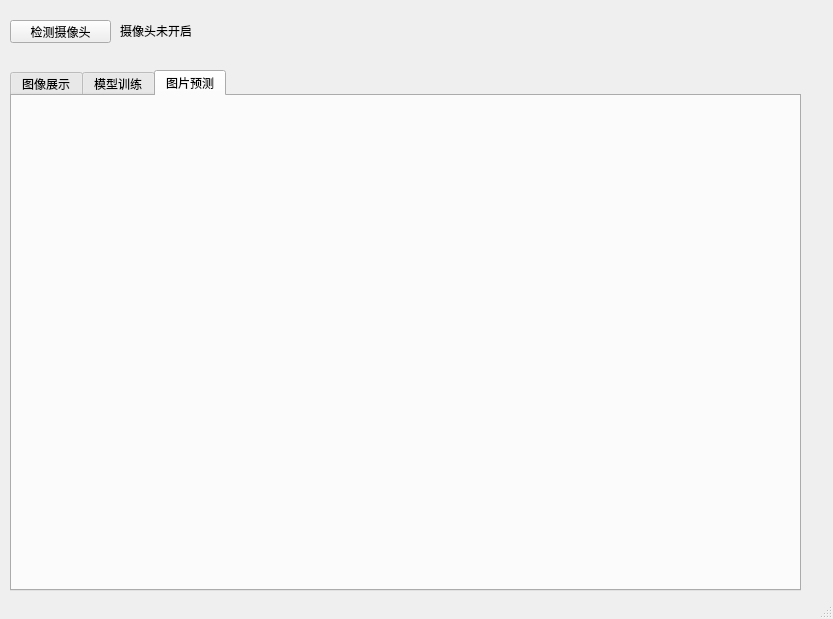
Qt form ui/Microbial.ui (banniford/Microbial-identification) before a commit.
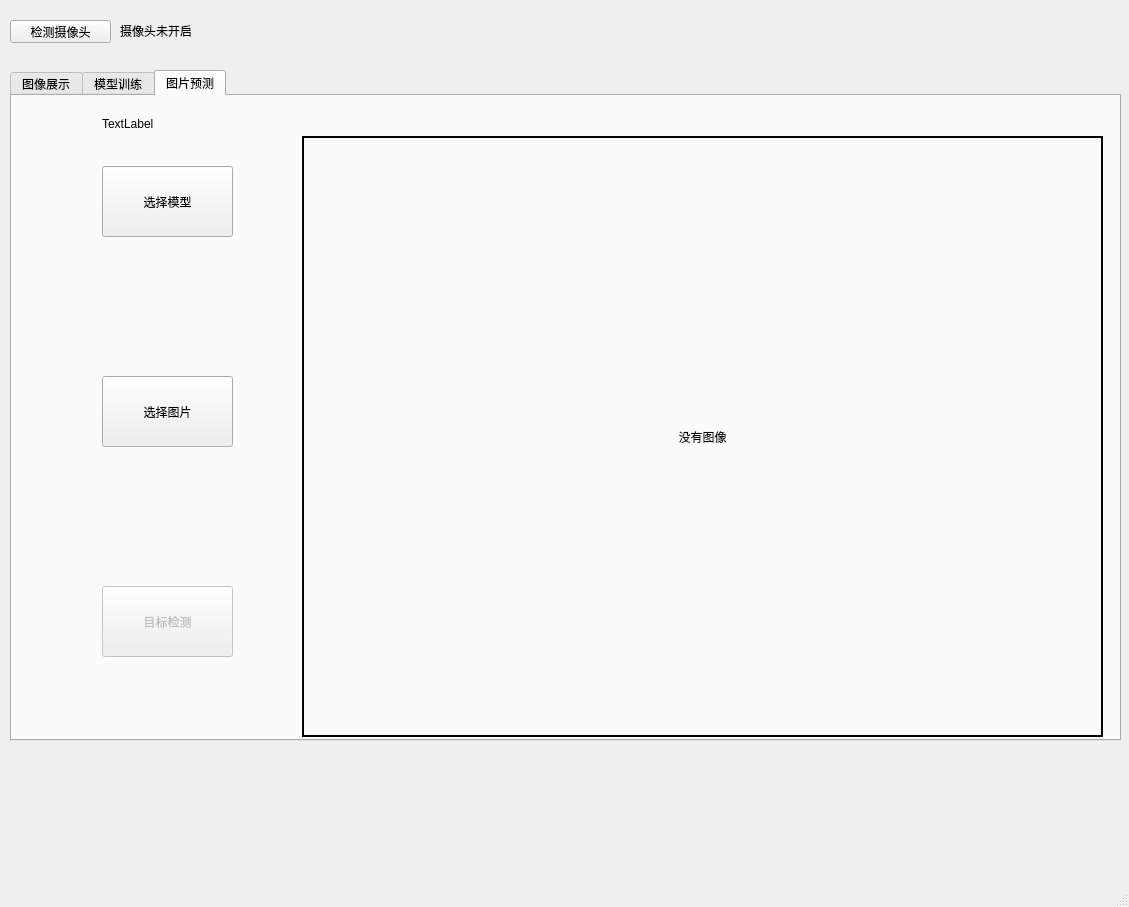
The same form after that commit. The open tabs and pages were chosen to show the change.

```diff
--- a/ui/Microbial.ui
+++ b/ui/Microbial.ui
@@ -6,8 +6,8 @@
    <rect>
     <x>0</x>
     <y>0</y>
-    <width>833</width>
-    <height>619</height>
+    <width>1129</width>
+    <height>907</height>
    </rect>
   </property>
   <property name="windowTitle">
@@ -25,8 +25,8 @@
      <rect>
       <x>10</x>
       <y>70</y>
-      <width>791</width>
-      <height>521</height>
+      <width>1111</width>
+      <height>671</height>
      </rect>
     </property>
     <property name="currentIndex">
@@ -292,6 +292,120 @@
      <attribute name="title">
       <string>图片预测</string>
      </attribute>
+     <widget class="QPushButton" name="pushButton_10">
+      <property name="geometry">
+       <rect>
+        <x>90</x>
+        <y>280</y>
+        <width>131</width>
+        <height>71</height>
+       </rect>
+      </property>
+      <property name="text">
+       <string>选择图片</string>
+      </property>
+     </widget>
+     <widget class="QFrame" name="frame_2">
+      <property name="enabled">
+       <bool>true</bool>
+      </property>
+      <property name="geometry">
+       <rect>
+        <x>290</x>
+        <y>40</y>
+        <width>801</width>
+        <height>601</height>
+       </rect>
+      </property>
+      <property name="styleSheet">
+       <string notr="true"/>
+      </property>
+      <property name="frameShape">
+       <enum>QFrame::Panel</enum>
+      </property>
+      <property name="frameShadow">
+       <enum>QFrame::Sunken</enum>
+      </property>
+      <widget class="QLabel" name="label_3">
+       <property name="geometry">
+        <rect>
+         <x>0</x>
+         <y>0</y>
+         <width>801</width>
+         <height>601</height>
+        </rect>
+       </property>
+       <property name="frameShape">
+        <enum>QFrame::Box</enum>
+       </property>
+       <property name="lineWidth">
+        <number>2</number>
+       </property>
+       <property name="midLineWidth">
+        <number>3</number>
+       </property>
+       <property name="text">
+        <string>没有图像</string>
+       </property>
+       <property name="textFormat">
+        <enum>Qt::AutoText</enum>
+       </property>
+       <property name="scaledContents">
+        <bool>false</bool>
+       </property>
+       <property name="alignment">
+        <set>Qt::AlignCenter</set>
+       </property>
+       <property name="margin">
+        <number>0</number>
+       </property>
+       <property name="indent">
+        <number>-1</number>
+       </property>
+      </widget>
+     </widget>
+     <widget class="QPushButton" name="pushButton_11">
+      <property name="geometry">
+       <rect>
+        <x>90</x>
+        <y>70</y>
+        <width>131</width>
+        <height>71</height>
+       </rect>
+      </property>
+      <property name="text">
+       <string>选择模型</string>
+      </property>
+     </widget>
+     <widget class="QPushButton" name="pushButton_12">
+      <property name="enabled">
+       <bool>false</bool>
+      </property>
+      <property name="geometry">
+       <rect>
+        <x>90</x>
+        <y>490</y>
+        <width>131</width>
+        <height>71</height>
+       </rect>
+      </property>
+      <property name="text">
+       <string>目标检测</string>
+      </property>
+     </widget>
+     <widget class="QLabel" name="label_5">
+      <property name="geometry">
+       <rect>
+        <x>90</x>
+        <y>20</y>
+        <width>651</width>
+        <height>16</height>
+       </rect>
+      </property>
+      <property name="text">
+       <string>TextLabel</string>
+      </property>
+     </widget>
     </widget>
    </widget>
    <widget class="QLabel" name="label">
```
Left out of the diff: 177 changed lines with no effect on the pictures.
